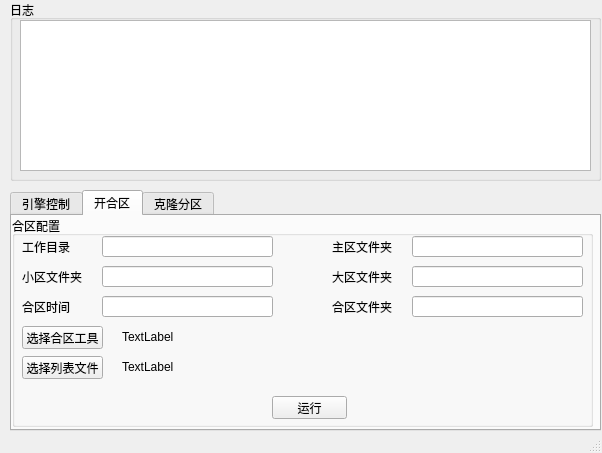
This is MainWindowUI.ui in rongzhongyang/mir2helper as Qt 5 draws it before an edit. The edited form follows.
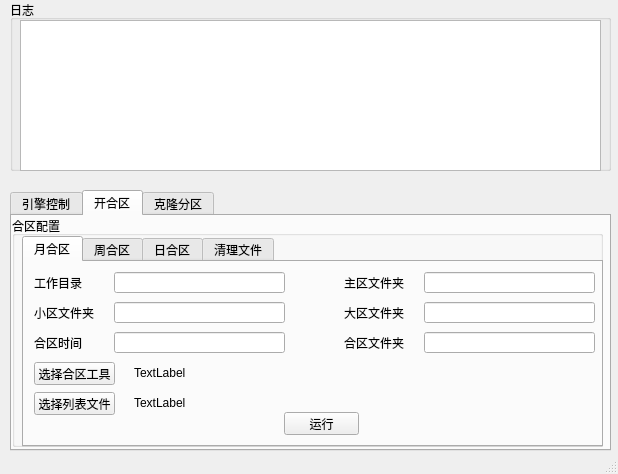
This is the edited form. The open tabs and pages were chosen to show the change.

```diff
--- a/MainWindowUI.ui
+++ b/MainWindowUI.ui
@@ -9,8 +9,8 @@
    <rect>
     <x>0</x>
     <y>0</y>
-    <width>602</width>
-    <height>453</height>
+    <width>618</width>
+    <height>474</height>
    </rect>
   </property>
   <property name="windowTitle">
@@ -25,8 +25,8 @@
      <rect>
       <x>10</x>
       <y>190</y>
-      <width>591</width>
-      <height>241</height>
+      <width>601</width>
+      <height>261</height>
      </rect>
     </property>
     <property name="currentIndex">
@@ -144,224 +144,597 @@
        <rect>
         <x>0</x>
         <y>0</y>
-        <width>581</width>
-        <height>211</height>
+        <width>591</width>
+        <height>231</height>
        </rect>
       </property>
       <property name="title">
        <string>合区配置</string>
       </property>
-      <widget class="QLineEdit" name="lineEdit_maxDir">
+      <widget class="QTabWidget" name="tabWidget_2">
        <property name="geometry">
         <rect>
-         <x>400</x>
-         <y>50</y>
-         <width>171</width>
-         <height>21</height>
-        </rect>
-       </property>
-      </widget>
-      <widget class="QLabel" name="label_2">
-       <property name="geometry">
-        <rect>
-         <x>320</x>
-         <y>20</y>
-         <width>71</width>
-         <height>21</height>
-        </rect>
-       </property>
-       <property name="text">
-        <string>主区文件夹</string>
-       </property>
-      </widget>
-      <widget class="QLineEdit" name="lineEdit_minDir">
-       <property name="geometry">
-        <rect>
-         <x>90</x>
-         <y>50</y>
-         <width>171</width>
-         <height>21</height>
-        </rect>
-       </property>
-      </widget>
-      <widget class="QLineEdit" name="lineEdit_workDir">
-       <property name="geometry">
-        <rect>
-         <x>90</x>
-         <y>20</y>
-         <width>171</width>
-         <height>21</height>
-        </rect>
-       </property>
-      </widget>
-      <widget class="QLineEdit" name="lineEdit_mainDir">
-       <property name="geometry">
-        <rect>
-         <x>400</x>
-         <y>20</y>
-         <width>171</width>
-         <height>21</height>
-        </rect>
-       </property>
-      </widget>
-      <widget class="QLabel" name="label_3">
-       <property name="geometry">
-        <rect>
          <x>10</x>
-         <y>50</y>
-         <width>71</width>
-         <height>21</height>
-        </rect>
-       </property>
-       <property name="text">
-        <string>小区文件夹</string>
-       </property>
-      </widget>
-      <widget class="QLabel" name="label_4">
-       <property name="geometry">
-        <rect>
-         <x>320</x>
-         <y>50</y>
-         <width>71</width>
-         <height>21</height>
-        </rect>
-       </property>
-       <property name="text">
-        <string>大区文件夹</string>
-       </property>
-      </widget>
-      <widget class="QLabel" name="label">
-       <property name="geometry">
-        <rect>
-         <x>10</x>
          <y>20</y>
-         <width>71</width>
-         <height>21</height>
+         <width>581</width>
+         <height>211</height>
         </rect>
        </property>
-       <property name="layoutDirection">
-        <enum>Qt::LeftToRight</enum>
+       <property name="currentIndex">
+        <number>0</number>
        </property>
-       <property name="frameShadow">
-        <enum>QFrame::Raised</enum>
-       </property>
-       <property name="lineWidth">
-        <number>1</number>
-       </property>
-       <property name="text">
-        <string>工作目录</string>
-       </property>
-      </widget>
-      <widget class="QLabel" name="label_5">
-       <property name="geometry">
-        <rect>
-         <x>10</x>
-         <y>80</y>
-         <width>71</width>
-         <height>21</height>
-        </rect>
-       </property>
-       <property name="text">
-        <string>合区时间</string>
-       </property>
-      </widget>
-      <widget class="QLineEdit" name="lineEdit_workTime">
-       <property name="geometry">
-        <rect>
-         <x>90</x>
-         <y>80</y>
-         <width>171</width>
-         <height>21</height>
-        </rect>
-       </property>
-      </widget>
-      <widget class="QPushButton" name="pushButton_start">
-       <property name="geometry">
-        <rect>
-         <x>260</x>
-         <y>180</y>
-         <width>75</width>
-         <height>23</height>
-        </rect>
-       </property>
-       <property name="text">
-        <string>运行</string>
-       </property>
-      </widget>
-      <widget class="QPushButton" name="pushButton_4">
-       <property name="geometry">
-        <rect>
-         <x>10</x>
-         <y>110</y>
-         <width>81</width>
-         <height>23</height>
-        </rect>
-       </property>
-       <property name="text">
-        <string>选择合区工具</string>
-       </property>
-      </widget>
-      <widget class="QLabel" name="label_6">
-       <property name="geometry">
-        <rect>
-         <x>110</x>
-         <y>110</y>
-         <width>461</width>
-         <height>21</height>
-        </rect>
-       </property>
-       <property name="text">
-        <string>TextLabel</string>
-       </property>
-      </widget>
-      <widget class="QLabel" name="label_listfile">
-       <property name="geometry">
-        <rect>
-         <x>110</x>
-         <y>140</y>
-         <width>461</width>
-         <height>21</height>
-        </rect>
-       </property>
-       <property name="text">
-        <string>TextLabel</string>
-       </property>
-      </widget>
-      <widget class="QPushButton" name="pushButton_select_listfile">
-       <property name="geometry">
-        <rect>
-         <x>10</x>
-         <y>140</y>
-         <width>81</width>
-         <height>23</height>
-        </rect>
-       </property>
-       <property name="text">
-        <string>选择列表文件</string>
-       </property>
-      </widget>
-      <widget class="QLineEdit" name="lineEdit_thisDir">
-       <property name="geometry">
-        <rect>
-         <x>400</x>
-         <y>80</y>
-         <width>171</width>
-         <height>21</height>
-        </rect>
-       </property>
-      </widget>
-      <widget class="QLabel" name="label_7">
-       <property name="geometry">
-        <rect>
-         <x>320</x>
-         <y>80</y>
-         <width>71</width>
-         <height>21</height>
-        </rect>
-       </property>
-       <property name="text">
-        <string>合区文件夹</string>
-       </property>
+       <widget class="QWidget" name="tab_5">
+        <attribute name="title">
+         <string>月合区</string>
+        </attribute>
+        <widget class="QPushButton" name="pushButton_start">
+         <property name="geometry">
+          <rect>
+           <x>260</x>
+           <y>150</y>
+           <width>75</width>
+           <height>23</height>
+          </rect>
+         </property>
+         <property name="text">
+          <string>运行</string>
+         </property>
+        </widget>
+        <widget class="QPushButton" name="pushButton_4">
+         <property name="geometry">
+          <rect>
+           <x>10</x>
+           <y>100</y>
+           <width>81</width>
+           <height>23</height>
+          </rect>
+         </property>
+         <property name="text">
+          <string>选择合区工具</string>
+         </property>
+        </widget>
+        <widget class="QLabel" name="label_5">
+         <property name="geometry">
+          <rect>
+           <x>10</x>
+           <y>70</y>
+           <width>71</width>
+           <height>21</height>
+          </rect>
+         </property>
+         <property name="text">
+          <string>合区时间</string>
+         </property>
+        </widget>
+        <widget class="QLineEdit" name="lineEdit_maxDir">
+         <property name="geometry">
+          <rect>
+           <x>400</x>
+           <y>40</y>
+           <width>171</width>
+           <height>21</height>
+          </rect>
+         </property>
+        </widget>
+        <widget class="QLabel" name="label_6">
+         <property name="geometry">
+          <rect>
+           <x>110</x>
+           <y>100</y>
+           <width>461</width>
+           <height>21</height>
+          </rect>
+         </property>
+         <property name="text">
+          <string>TextLabel</string>
+         </property>
+        </widget>
+        <widget class="QLineEdit" name="lineEdit_workDir">
+         <property name="geometry">
+          <rect>
+           <x>90</x>
+           <y>10</y>
+           <width>171</width>
+           <height>21</height>
+          </rect>
+         </property>
+        </widget>
+        <widget class="QLineEdit" name="lineEdit_minDir">
+         <property name="geometry">
+          <rect>
+           <x>90</x>
+           <y>40</y>
+           <width>171</width>
+           <height>21</height>
+          </rect>
+         </property>
+        </widget>
+        <widget class="QLabel" name="label_3">
+         <property name="geometry">
+          <rect>
+           <x>10</x>
+           <y>40</y>
+           <width>71</width>
+           <height>21</height>
+          </rect>
+         </property>
+         <property name="text">
+          <string>小区文件夹</string>
+         </property>
+        </widget>
+        <widget class="QLabel" name="label_listfile">
+         <property name="geometry">
+          <rect>
+           <x>110</x>
+           <y>130</y>
+           <width>461</width>
+           <height>21</height>
+          </rect>
+         </property>
+         <property name="text">
+          <string>TextLabel</string>
+         </property>
+        </widget>
+        <widget class="QLabel" name="label_2">
+         <property name="geometry">
+          <rect>
+           <x>320</x>
+           <y>10</y>
+           <width>71</width>
+           <height>21</height>
+          </rect>
+         </property>
+         <property name="text">
+          <string>主区文件夹</string>
+         </property>
+        </widget>
+        <widget class="QLabel" name="label">
+         <property name="geometry">
+          <rect>
+           <x>10</x>
+           <y>10</y>
+           <width>71</width>
+           <height>21</height>
+          </rect>
+         </property>
+         <property name="layoutDirection">
+          <enum>Qt::LeftToRight</enum>
+         </property>
+         <property name="frameShadow">
+          <enum>QFrame::Raised</enum>
+         </property>
+         <property name="lineWidth">
+          <number>1</number>
+         </property>
+         <property name="text">
+          <string>工作目录</string>
+         </property>
+        </widget>
+        <widget class="QLineEdit" name="lineEdit_workTime">
+         <property name="geometry">
+          <rect>
+           <x>90</x>
+           <y>70</y>
+           <width>171</width>
+           <height>21</height>
+          </rect>
+         </property>
+        </widget>
+        <widget class="QLabel" name="label_7">
+         <property name="geometry">
+          <rect>
+           <x>320</x>
+           <y>70</y>
+           <width>71</width>
+           <height>21</height>
+          </rect>
+         </property>
+         <property name="text">
+          <string>合区文件夹</string>
+         </property>
+        </widget>
+        <widget class="QLineEdit" name="lineEdit_thisDir">
+         <property name="geometry">
+          <rect>
+           <x>400</x>
+           <y>70</y>
+           <width>171</width>
+           <height>21</height>
+          </rect>
+         </property>
+        </widget>
+        <widget class="QLabel" name="label_4">
+         <property name="geometry">
+          <rect>
+           <x>320</x>
+           <y>40</y>
+           <width>71</width>
+           <height>21</height>
+          </rect>
+         </property>
+         <property name="text">
+          <string>大区文件夹</string>
+         </property>
+        </widget>
+        <widget class="QPushButton" name="pushButton_select_listfile">
+         <property name="geometry">
+          <rect>
+           <x>10</x>
+           <y>130</y>
+           <width>81</width>
+           <height>23</height>
+          </rect>
+         </property>
+         <property name="text">
+          <string>选择列表文件</string>
+         </property>
+        </widget>
+        <widget class="QLineEdit" name="lineEdit_mainDir">
+         <property name="geometry">
+          <rect>
+           <x>400</x>
+           <y>10</y>
+           <width>171</width>
+           <height>21</height>
+          </rect>
+         </property>
+        </widget>
+       </widget>
+       <widget class="QWidget" name="tab_7">
+        <attribute name="title">
+         <string>周合区</string>
+        </attribute>
+        <widget class="QLineEdit" name="lineEdit_workTime_1">
+         <property name="geometry">
+          <rect>
+           <x>90</x>
+           <y>40</y>
+           <width>171</width>
+           <height>21</height>
+          </rect>
+         </property>
+        </widget>
+        <widget class="QLineEdit" name="lineEdit_thisDir_1">
+         <property name="geometry">
+          <rect>
+           <x>400</x>
+           <y>40</y>
+           <width>171</width>
+           <height>21</height>
+          </rect>
+         </property>
+        </widget>
+        <widget class="QLineEdit" name="lineEdit_maxDir_1">
+         <property name="geometry">
+          <rect>
+           <x>400</x>
+           <y>10</y>
+           <width>171</width>
+           <height>21</height>
+          </rect>
+         </property>
+        </widget>
+        <widget class="QLabel" name="label_16">
+         <property name="geometry">
+          <rect>
+           <x>10</x>
+           <y>40</y>
+           <width>71</width>
+           <height>21</height>
+          </rect>
+         </property>
+         <property name="text">
+          <string>合区时间</string>
+         </property>
+        </widget>
+        <widget class="QLabel" name="label_17">
+         <property name="geometry">
+          <rect>
+           <x>10</x>
+           <y>10</y>
+           <width>71</width>
+           <height>21</height>
+          </rect>
+         </property>
+         <property name="text">
+          <string>小区文件夹</string>
+         </property>
+        </widget>
+        <widget class="QLabel" name="label_18">
+         <property name="geometry">
+          <rect>
+           <x>320</x>
+           <y>40</y>
+           <width>71</width>
+           <height>21</height>
+          </rect>
+         </property>
+         <property name="text">
+          <string>合区文件夹</string>
+         </property>
+        </widget>
+        <widget class="QLabel" name="label_19">
+         <property name="geometry">
+          <rect>
+           <x>320</x>
+           <y>10</y>
+           <width>71</width>
+           <height>21</height>
+          </rect>
+         </property>
+         <property name="text">
+          <string>大区文件夹</string>
+         </property>
+        </widget>
+        <widget class="QLineEdit" name="lineEdit_minDir_1">
+         <property name="geometry">
+          <rect>
+           <x>90</x>
+           <y>10</y>
+           <width>171</width>
+           <height>21</height>
+          </rect>
+         </property>
+        </widget>
+       </widget>
+       <widget class="QWidget" name="tab_4">
+        <attribute name="title">
+         <string>日合区</string>
+        </attribute>
+        <widget class="QLabel" name="label_12">
+         <property name="geometry">
+          <rect>
+           <x>10</x>
+           <y>40</y>
+           <width>71</width>
+           <height>21</height>
+          </rect>
+         </property>
+         <property name="text">
+          <string>合区时间</string>
+         </property>
+        </widget>
+        <widget class="QLineEdit" name="lineEdit_maxDir_2">
+         <property name="geometry">
+          <rect>
+           <x>400</x>
+           <y>10</y>
+           <width>171</width>
+           <height>21</height>
+          </rect>
+         </property>
+        </widget>
+        <widget class="QLineEdit" name="lineEdit_minDir_2">
+         <property name="geometry">
+          <rect>
+           <x>90</x>
+           <y>10</y>
+           <width>171</width>
+           <height>21</height>
+          </rect>
+         </property>
+        </widget>
+        <widget class="QLabel" name="label_13">
+         <property name="geometry">
+          <rect>
+           <x>10</x>
+           <y>10</y>
+           <width>71</width>
+           <height>21</height>
+          </rect>
+         </property>
+         <property name="text">
+          <string>小区文件夹</string>
+         </property>
+        </widget>
+        <widget class="QLineEdit" name="lineEdit_workTime_2">
+         <property name="geometry">
+          <rect>
+           <x>90</x>
+           <y>40</y>
+           <width>171</width>
+           <height>21</height>
+          </rect>
+         </property>
+        </widget>
+        <widget class="QLabel" name="label_14">
+         <property name="geometry">
+          <rect>
+           <x>320</x>
+           <y>40</y>
+           <width>71</width>
+           <height>21</height>
+          </rect>
+         </property>
+         <property name="text">
+          <string>合区文件夹</string>
+         </property>
+        </widget>
+        <widget class="QLineEdit" name="lineEdit_thisDir_2">
+         <property name="geometry">
+          <rect>
+           <x>400</x>
+           <y>40</y>
+           <width>171</width>
+           <height>21</height>
+          </rect>
+         </property>
+        </widget>
+        <widget class="QLabel" name="label_15">
+         <property name="geometry">
+          <rect>
+           <x>320</x>
+           <y>10</y>
+           <width>71</width>
+           <height>21</height>
+          </rect>
+         </property>
+         <property name="text">
+          <string>大区文件夹</string>
+         </property>
+        </widget>
+       </widget>
+       <widget class="QWidget" name="tab_6">
+        <attribute name="title">
+         <string>清理文件</string>
+        </attribute>
+        <widget class="QLabel" name="label_dir_1">
+         <property name="geometry">
+          <rect>
+           <x>110</x>
+           <y>10</y>
+           <width>461</width>
+           <height>21</height>
+          </rect>
+         </property>
+         <property name="text">
+          <string>TextLabel</string>
+         </property>
+        </widget>
+        <widget class="QPushButton" name="pushButton_6">
+         <property name="geometry">
+          <rect>
+           <x>10</x>
+           <y>10</y>
+           <width>81</width>
+           <height>23</height>
+          </rect>
+         </property>
+         <property name="text">
+          <string>清空文件夹一</string>
+         </property>
+        </widget>
+        <widget class="QPushButton" name="pushButton_7">
+         <property name="geometry">
+          <rect>
+           <x>10</x>
+           <y>40</y>
+           <width>81</width>
+           <height>23</height>
+          </rect>
+         </property>
+         <property name="text">
+          <string>清空文件夹二</string>
+         </property>
+        </widget>
+        <widget class="QLabel" name="label_dir_2">
+         <property name="geometry">
+          <rect>
+           <x>110</x>
+           <y>40</y>
+           <width>461</width>
+           <height>21</height>
+          </rect>
+         </property>
+         <property name="text">
+          <string>TextLabel</string>
+         </property>
+        </widget>
+        <widget class="QPushButton" name="pushButton_8">
+         <property name="geometry">
+          <rect>
+           <x>10</x>
+           <y>70</y>
+           <width>81</width>
+           <height>23</height>
+          </rect>
+         </property>
+         <property name="text">
+          <string>清空文件一</string>
+         </property>
+        </widget>
+        <widget class="QLabel" name="label_file_1">
+         <property name="geometry">
+          <rect>
+           <x>110</x>
+           <y>70</y>
+           <width>461</width>
+           <height>21</height>
+          </rect>
+         </property>
+         <property name="text">
+          <string>TextLabel</string>
+         </property>
+        </widget>
+        <widget class="QPushButton" name="pushButton_9">
+         <property name="geometry">
+          <rect>
+           <x>10</x>
+           <y>100</y>
+           <width>81</width>
+           <height>23</height>
+          </rect>
+         </property>
+         <property name="text">
+          <string>清空文件二</string>
+         </property>
+        </widget>
+        <widget class="QLabel" name="label_file_2">
+         <property name="geometry">
+          <rect>
+           <x>110</x>
+           <y>100</y>
+           <width>461</width>
+           <height>21</height>
+          </rect>
+         </property>
+         <property name="text">
+          <string>TextLabel</string>
+         </property>
+        </widget>
+        <widget class="QPushButton" name="pushButton_10">
+         <property name="geometry">
+          <rect>
+           <x>10</x>
+           <y>130</y>
+           <width>81</width>
+           <height>23</height>
+          </rect>
+         </property>
+         <property name="text">
+          <string>清空文件三</string>
+         </property>
+        </widget>
+        <widget class="QLabel" name="label_file_3">
+         <property name="geometry">
+          <rect>
+           <x>110</x>
+           <y>130</y>
+           <width>461</width>
+           <height>21</height>
+          </rect>
+         </property>
+         <property name="text">
+          <string>TextLabel</string>
+         </property>
+        </widget>
+        <widget class="QPushButton" name="pushButton_11">
+         <property name="geometry">
+          <rect>
+           <x>10</x>
+           <y>160</y>
+           <width>81</width>
+           <height>23</height>
+          </rect>
+         </property>
+         <property name="text">
+          <string>清空文件四</string>
+         </property>
+        </widget>
+        <widget class="QLabel" name="label_file_4">
+         <property name="geometry">
+          <rect>
+           <x>110</x>
+           <y>160</y>
+           <width>461</width>
+           <height>21</height>
+          </rect>
+         </property>
+         <property name="text">
+          <string>TextLabel</string>
+         </property>
+        </widget>
+       </widget>
       </widget>
      </widget>
     </widget>
@@ -530,8 +903,8 @@
      <rect>
       <x>10</x>
       <y>0</y>
-      <width>591</width>
-      <height>181</height>
+      <width>601</width>
+      <height>171</height>
      </rect>
     </property>
     <property name="title">
@@ -542,7 +915,7 @@
       <rect>
        <x>10</x>
        <y>20</y>
-       <width>571</width>
+       <width>581</width>
        <height>151</height>
       </rect>
      </property>
```
Left out of the diff: 124 changed lines with no effect on the pictures.
